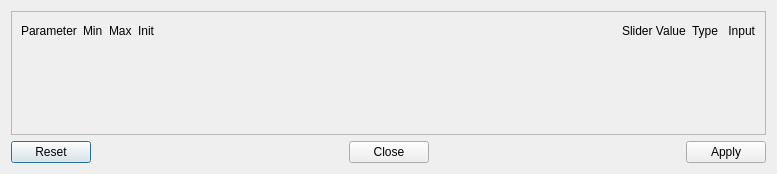
Old version of the form src/dialogparameterview.ui in the repository nmfs-ost/ss3-ssi.
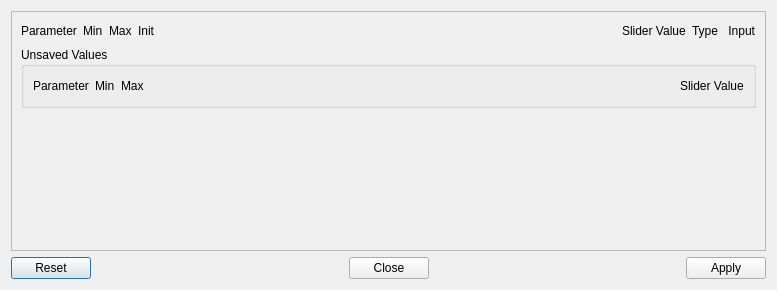
New version of the form.

The edit to the form file:
```diff
--- a/src/dialogparameterview.ui
+++ b/src/dialogparameterview.ui
@@ -7,7 +7,7 @@
     <x>0</x>
     <y>0</y>
     <width>777</width>
-    <height>174</height>
+    <height>290</height>
    </rect>
   </property>
   <property name="windowTitle">
@@ -25,7 +25,7 @@
         <x>0</x>
         <y>0</y>
         <width>749</width>
-        <height>105</height>
+        <height>221</height>
        </rect>
       </property>
       <layout class="QVBoxLayout" name="verticalLayout_2">
@@ -95,6 +95,56 @@
          </item>
         </layout>
        </item>
+       <item>
+        <widget class="QGroupBox" name="groupBoxUnsaved">
+         <property name="title">
+          <string>Unsaved Values</string>
+         </property>
+         <layout class="QGridLayout" name="gridLayout_4">
+          <item row="0" column="3">
+           <spacer name="horizontalSpacerUnParam">
+            <property name="orientation">
+             <enum>Qt::Horizontal</enum>
+            </property>
+            <property name="sizeHint" stdset="0">
+             <size>
+              <width>40</width>
+              <height>20</height>
+             </size>
+            </property>
+           </spacer>
+          </item>
+          <item row="0" column="1">
+           <widget class="QLabel" name="labelUnParamMin">
+            <property name="text">
+             <string>Min</string>
+            </property>
+           </widget>
+          </item>
+          <item row="0" column="0">
+           <widget class="QLabel" name="labelUnParamName">
+            <property name="text">
+             <string>Parameter</string>
+            </property>
+           </widget>
+          </item>
+          <item row="0" column="4">
+           <widget class="QLabel" name="labelUnParamValue">
+            <property name="text">
+             <string>Slider Value</string>
+            </property>
+           </widget>
+          </item>
+          <item row="0" column="2">
+           <widget class="QLabel" name="labelUnParamMax">
+            <property name="text">
+             <string>Max</string>
+            </property>
+           </widget>
+          </item>
+         </layout>
+        </widget>
+       </item>
        <item>
         <spacer name="verticalSpacerParamView">
          <property name="orientation">
```
Left out of the diff: 2 changed lines with no effect on the pictures.
